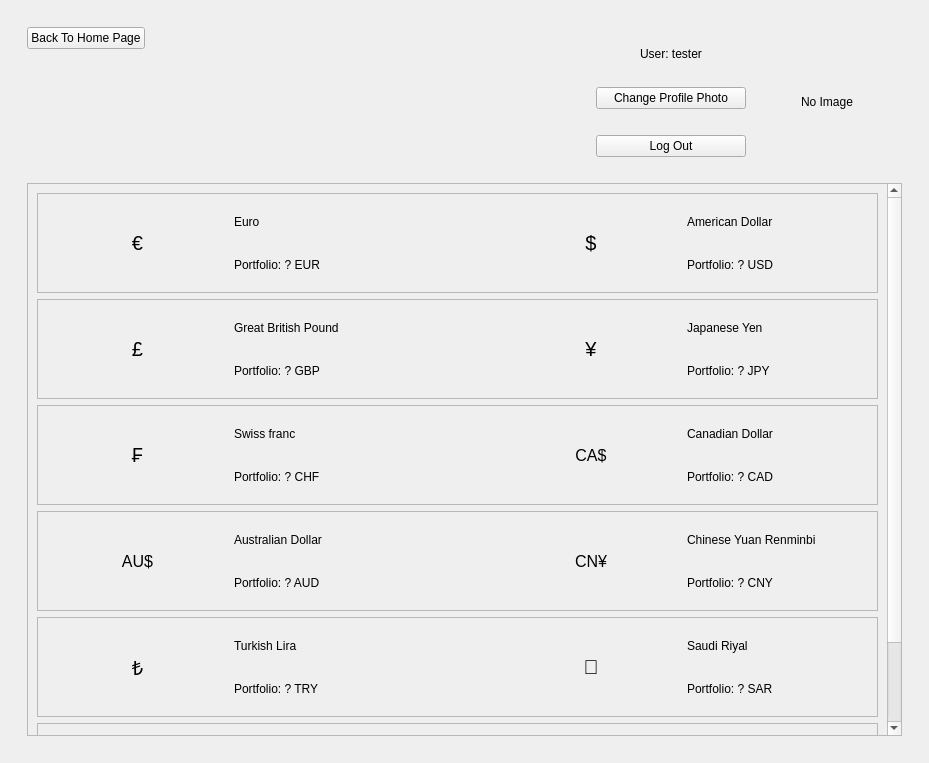
erhanketen/Foreign_Exchange_Project, file GUI/ui/FEP_GUI.ui: the form before one commit.
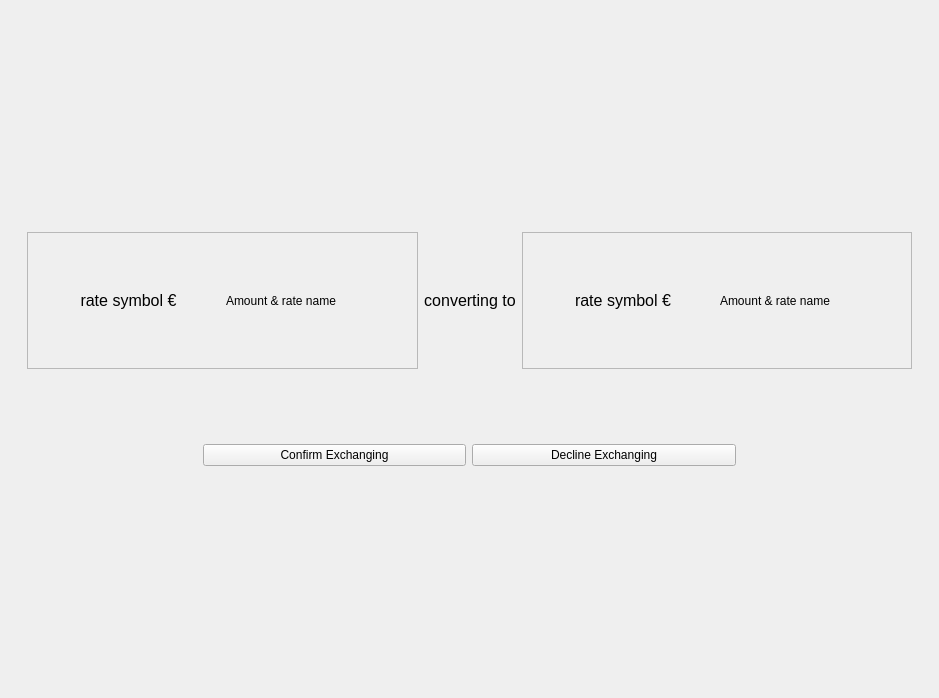
The form after the commit.

Commit message: Exchanging is now working and project almost finished

```diff
--- a/GUI/ui/FEP_GUI.ui
+++ b/GUI/ui/FEP_GUI.ui
@@ -6,15 +6,15 @@
    <rect>
     <x>0</x>
     <y>0</y>
-    <width>929</width>
-    <height>763</height>
+    <width>939</width>
+    <height>698</height>
    </rect>
   </property>
   <property name="windowTitle">
    <string>MainWindow</string>
   </property>
   <widget class="QWidget" name="centralwidget">
-   <layout class="QGridLayout" name="gridLayout">
+   <layout class="QGridLayout" name="gridLayout_4">
     <item row="0" column="0">
      <widget class="QStackedWidget" name="stackedWidget">
       <property name="font">
@@ -305,11 +305,11 @@
        </layout>
       </widget>
       <widget class="QWidget" name="home_page">
-       <layout class="QGridLayout" name="gridLayout_4">
+       <layout class="QGridLayout" name="gridLayout_6">
         <item row="0" column="0">
          <widget class="QStackedWidget" name="stackedWidget_2">
           <property name="currentIndex">
-           <number>2</number>
+           <number>1</number>
           </property>
           <widget class="QWidget" name="rate_page">
            <layout class="QVBoxLayout" name="verticalLayout_53" stretch="0,6">
@@ -1670,6 +1670,199 @@
             </item>
            </layout>
           </widget>
+          <widget class="QWidget" name="buying_page">
+           <layout class="QGridLayout" name="gridLayout" rowstretch="3,2,1,2,3">
+            <item row="0" column="0">
+             <spacer name="verticalSpacer_4">
+              <property name="orientation">
+               <enum>Qt::Vertical</enum>
+              </property>
+              <property name="sizeType">
+               <enum>QSizePolicy::Expanding</enum>
+              </property>
+              <property name="sizeHint" stdset="0">
+               <size>
+                <width>20</width>
+                <height>40</height>
+               </size>
+              </property>
+             </spacer>
+            </item>
+            <item row="3" column="0">
+             <layout class="QHBoxLayout" name="horizontalLayout_8" stretch="2,3,3,2">
+              <item>
+               <spacer name="horizontalSpacer_8">
+                <property name="orientation">
+                 <enum>Qt::Horizontal</enum>
+                </property>
+                <property name="sizeType">
+                 <enum>QSizePolicy::Expanding</enum>
+                </property>
+                <property name="sizeHint" stdset="0">
+                 <size>
+                  <width>40</width>
+                  <height>20</height>
+                 </size>
+                </property>
+               </spacer>
+              </item>
+              <item>
+               <widget class="QPushButton" name="con_button">
+                <property name="sizePolicy">
+                 <sizepolicy hsizetype="Preferred" vsizetype="Fixed">
+                  <horstretch>0</horstretch>
+                  <verstretch>0</verstretch>
+                 </sizepolicy>
+                </property>
+                <property name="text">
+                 <string>Confirm Exchanging</string>
+                </property>
+               </widget>
+              </item>
+              <item>
+               <widget class="QPushButton" name="dec_button">
+                <property name="sizePolicy">
+                 <sizepolicy hsizetype="Preferred" vsizetype="Fixed">
+                  <horstretch>0</horstretch>
+                  <verstretch>0</verstretch>
+                 </sizepolicy>
+                </property>
+                <property name="text">
+                 <string>Decline Exchanging</string>
+                </property>
+               </widget>
+              </item>
+              <item>
+               <spacer name="horizontalSpacer_9">
+                <property name="orientation">
+                 <enum>Qt::Horizontal</enum>
+                </property>
+                <property name="sizeType">
+                 <enum>QSizePolicy::Expanding</enum>
+                </property>
+                <property name="sizeHint" stdset="0">
+                 <size>
+                  <width>40</width>
+                  <height>20</height>
+                 </size>
+                </property>
+               </spacer>
+              </item>
+             </layout>
+            </item>
+            <item row="1" column="0">
+             <layout class="QHBoxLayout" name="horizontalLayout_5" stretch="5,1,5">
+              <item>
+               <widget class="QFrame" name="frame">
+                <property name="frameShape">
+                 <enum>QFrame::StyledPanel</enum>
+                </property>
+                <property name="frameShadow">
+                 <enum>QFrame::Raised</enum>
+                </property>
+                <layout class="QHBoxLayout" name="horizontalLayout_2">
+                 <item>
+                  <layout class="QHBoxLayout" name="horizontalLayout">
+                   <item>
+                    <widget class="QLabel" name="from_rate_lbl">
+                     <property name="font">
+                      <font>
+                       <pointsize>12</pointsize>
+                      </font>
+                     </property>
+                     <property name="text">
+                      <string>rate symbol €</string>
+                     </property>
+                     <property name="alignment">
+                      <set>Qt::AlignCenter</set>
+                     </property>
+                    </widget>
+                   </item>
+                   <item>
+                    <widget class="QLabel" name="from_rate_amount_lbl">
+                     <property name="text">
+                      <string>Amount &amp; rate name</string>
+                     </property>
+                    </widget>
+                   </item>
+                  </layout>
+                 </item>
+                </layout>
+               </widget>
+              </item>
+              <item>
+               <widget class="QLabel" name="converting_to_lbl">
+                <property name="font">
+                 <font>
+                  <pointsize>12</pointsize>
+                 </font>
+                </property>
+                <property name="text">
+                 <string>converting to</string>
+                </property>
+                <property name="alignment">
+                 <set>Qt::AlignCenter</set>
+                </property>
+               </widget>
+              </item>
+              <item>
+               <widget class="QFrame" name="frame_2">
+                <property name="frameShape">
+                 <enum>QFrame::StyledPanel</enum>
+                </property>
+                <property name="frameShadow">
+                 <enum>QFrame::Raised</enum>
+                </property>
+                <layout class="QHBoxLayout" name="horizontalLayout_4">
+                 <item>
+                  <layout class="QHBoxLayout" name="horizontalLayout_3">
+                   <item>
+                    <widget class="QLabel" name="to_rate_lbl">
+                     <property name="font">
+                      <font>
+                       <pointsize>12</pointsize>
+                      </font>
+                     </property>
+                     <property name="text">
+                      <string>rate symbol €</string>
+                     </property>
+                     <property name="alignment">
+                      <set>Qt::AlignCenter</set>
+                     </property>
+                    </widget>
+                   </item>
+                   <item>
+                    <widget class="QLabel" name="to_rate_amount_lbl">
+                     <property name="text">
+                      <string>Amount &amp; rate name</string>
+                     </property>
+                    </widget>
+                   </item>
+                  </layout>
+                 </item>
+                </layout>
+               </widget>
+              </item>
+             </layout>
+            </item>
+            <item row="4" column="0">
+             <spacer name="verticalSpacer_5">
+              <property name="orientation">
+               <enum>Qt::Vertical</enum>
+              </property>
+              <property name="sizeType">
+               <enum>QSizePolicy::Expanding</enum>
+              </property>
+              <property name="sizeHint" stdset="0">
+               <size>
+                <width>20</width>
+                <height>40</height>
+               </size>
+              </property>
+             </spacer>
+            </item>
+           </layout>
+          </widget>
           <widget class="QWidget" name="loading_page">
            <layout class="QGridLayout" name="gridLayout_7">
             <item row="0" column="2">
@@ -1879,7 +2072,7 @@
                 <rect>
                  <x>0</x>
                  <y>0</y>
-                 <width>840</width>
+                 <width>812</width>
                  <height>657</height>
                 </rect>
                </property>
```
Left out of the diff: 39 changed lines with no effect on the pictures. The commit also changes 5 other files.
